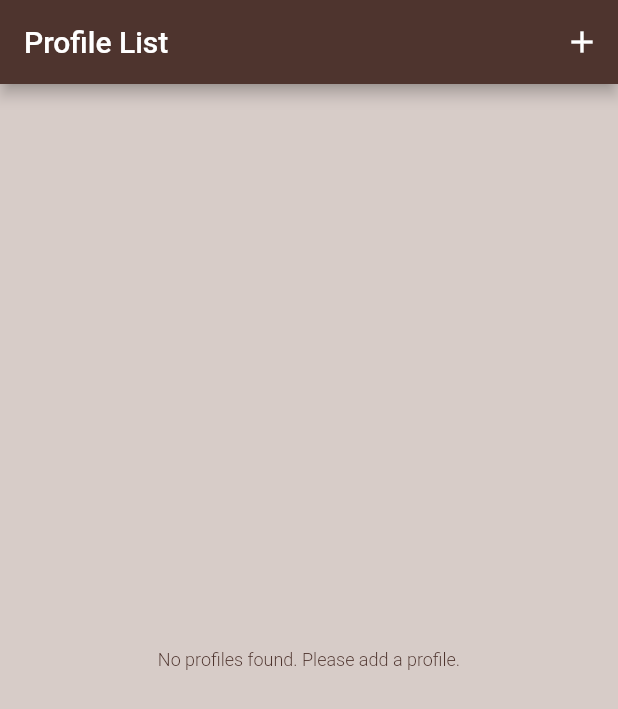
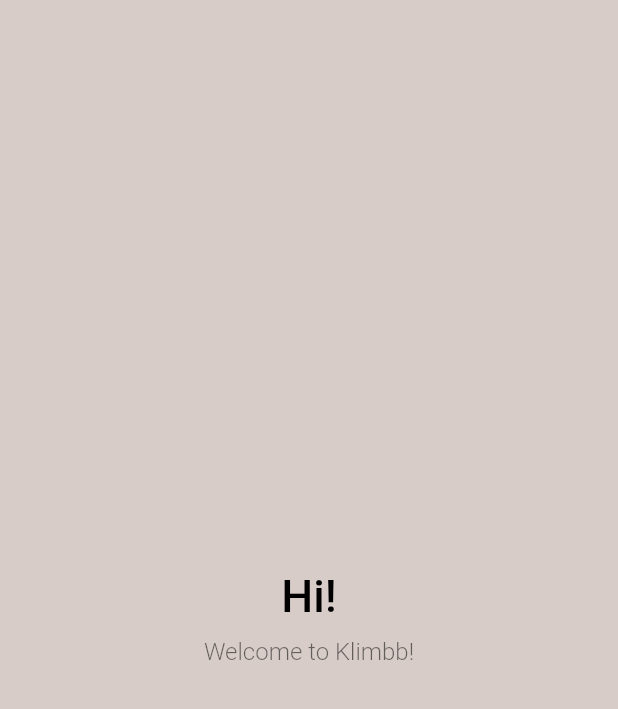
Before and after one commit to beSaif/klimbb148, a Flutter app: the first screen one second after launch, on a phone screen of 412 x 824 dp. Shown: the top 709 px of the screen. Run offline on Flutter 3.47's test engine with Material 2 defaults, Android fonts, the phone set to English and light mode, and no system bars; our stand-ins replace shared_preferences; missing offline and left inert: flex_color_picker.

Commit message:
Is first launch check added

```diff
--- a/lib/controllers/app_controller.dart
+++ b/lib/controllers/app_controller.dart
@@ -1,6 +1,40 @@
 import 'package:flutter/material.dart';
+import 'package:shared_preferences/shared_preferences.dart';
 
 class AppController extends ChangeNotifier {
+  AppController() {
+    checkIsFirstLaunch().then((value) {
+      setisFirstLaunch(value);
+      setisLoading(false);
+    });
+  }
+
+  bool _isLoading = true;
+  bool get isLoading => _isLoading;
+  void setisLoading(bool value) {
+    _isLoading = value;
+    debugPrint("isLoading: $_isLoading");
+    notifyListeners();
+  }
+
+  bool _isFirstLaunch = false;
+  bool get isFirstLaunch => _isFirstLaunch;
+  void setisFirstLaunch(bool value) {
+    _isFirstLaunch = value;
+    debugPrint("isFirstLaunch: $_isFirstLaunch");
+    notifyListeners();
+  }
+
+  Future<bool> checkIsFirstLaunch() async {
+    SharedPreferences prefs = await SharedPreferences.getInstance();
+    bool? isFirstLaunch = prefs.getBool('isFirstLaunch');
+    if (isFirstLaunch == null) {
+      prefs.setBool('isFirstLaunch', false);
+      return true;
+    }
+    return false;
+  }
+
   ThemeData _themeData = defaultThemeData;
   ThemeData get themeData => _themeData;
   void setThemeData(ThemeData value) {
--- /dev/null
+++ b/lib/initial.dart
@@ -0,0 +1,22 @@
+import 'package:flutter/material.dart';
+import 'package:klimbb148/controllers/app_controller.dart';
+import 'package:klimbb148/screens/first_launch_screen/first_launch_screen.dart';
+import 'package:klimbb148/screens/home_screen/home_screen.dart';
+import 'package:provider/provider.dart';
+
+class Initial extends StatelessWidget {
+  const Initial({super.key});
+
+  @override
+  Widget build(BuildContext context) {
+    return Consumer<AppController>(builder: (context, appController, child) {
+      if (appController.isFirstLaunch) {
+        return const FirstLaunchScreen();
+      } else if (appController.isLoading) {
+        return const Scaffold(body: Center(child: CircularProgressIndicator()));
+      } else {
+        return const HomeScreen();
+      }
+    });
+  }
+}
--- a/lib/main.dart
+++ b/lib/main.dart
@@ -1,6 +1,7 @@
 import 'package:flutter/material.dart';
 import 'package:klimbb148/controllers/app_controller.dart';
 import 'package:klimbb148/controllers/profile_controller.dart';
+import 'package:klimbb148/initial.dart';
 import 'package:klimbb148/screens/create_profile_screen.dart/create_profile_screen.dart';
 import 'package:klimbb148/screens/home_screen/home_screen.dart';
 import 'package:provider/provider.dart';
@@ -19,14 +20,11 @@
   Widget build(BuildContext context) {
     return Consumer<AppController>(builder: (context, appController, child) {
       return SafeArea(
-        child: MaterialApp(
-            routes: {
-              "/": (context) => const HomeScreen(),
-              "/create_profile_screen": (context) => const CreateProfileScreen()
-            },
-            debugShowCheckedModeBanner: false,
-            // home: const HomeScreen(),
-            theme: appController.themeData),
+        child: MaterialApp(routes: {
+          "/": (context) => const Initial(),
+          "/home_screen": (context) => const HomeScreen(),
+          "/create_profile_screen": (context) => const CreateProfileScreen()
+        }, debugShowCheckedModeBanner: false, theme: appController.themeData),
       );
     });
   }
--- /dev/null
+++ b/lib/screens/first_launch_screen/first_launch_screen.dart
@@ -0,0 +1,31 @@
+import 'package:flutter/material.dart';
+
+class FirstLaunchScreen extends StatelessWidget {
+  const FirstLaunchScreen({super.key});
+
+  @override
+  Widget build(BuildContext context) {
+    WidgetsBinding.instance.addPostFrameCallback((_) {
+      Future.delayed(const Duration(seconds: 4), () {
+        Navigator.pushReplacementNamed(context, "/home_screen");
+      });
+    });
+
+    return const Scaffold(
+      body: Center(
+        child: Column(
+          mainAxisAlignment: MainAxisAlignment.center,
+          children: [
+            Text("Hi!", style: TextStyle(fontSize: 30, color: Colors.black)),
+            SizedBox(height: 10),
+            Text("Welcome to Klimbb!",
+                style: TextStyle(
+                    fontSize: 16,
+                    color: Colors.black54,
+                    fontWeight: FontWeight.w300)),
+          ],
+        ),
+      ),
+    );
+  }
+}
--- a/pubspec.yaml
+++ b/pubspec.yaml
@@ -13,6 +13,7 @@
   geocode: ^1.0.3
   hive: ^2.2.3
   provider: ^6.0.5
+  shared_preferences: ^2.2.0
 
 dev_dependencies:
   flutter_lints: ^2.0.0
```
Also changed, not shown: lib/screens/home_screen/home_screen.dart (+7 -0 lines), pubspec.lock, 1 other file.
